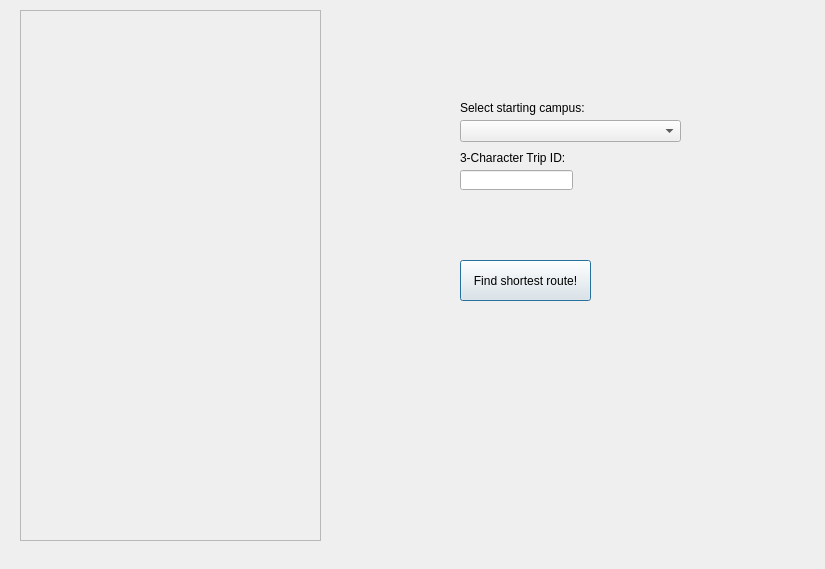
First picture: the form in tripplanner.ui, repository rizzi-trevor/Proj2TempRepo, before the edit.
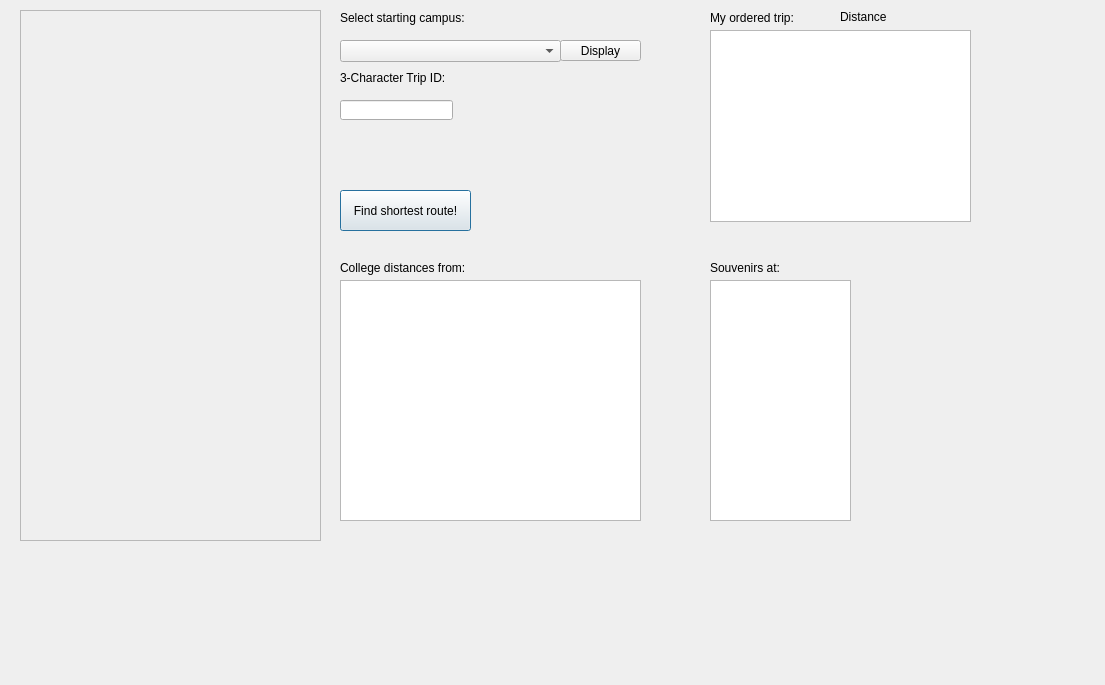
Second picture: the form after the edit.

What changed in the file:
```diff
--- a/tripplanner.ui
+++ b/tripplanner.ui
@@ -6,8 +6,8 @@
    <rect>
     <x>0</x>
     <y>0</y>
-    <width>825</width>
-    <height>569</height>
+    <width>1105</width>
+    <height>685</height>
    </rect>
   </property>
   <property name="windowTitle">
@@ -39,8 +39,8 @@
   <widget class="QPushButton" name="pushButton">
    <property name="geometry">
     <rect>
-     <x>460</x>
-     <y>260</y>
+     <x>340</x>
+     <y>190</y>
      <width>131</width>
      <height>41</height>
     </rect>
@@ -52,8 +52,8 @@
   <widget class="QLabel" name="startCampusHeader">
    <property name="geometry">
     <rect>
-     <x>460</x>
-     <y>100</y>
+     <x>340</x>
+     <y>10</y>
      <width>221</width>
      <height>16</height>
     </rect>
@@ -65,8 +65,8 @@
   <widget class="QLabel" name="warningLabel">
    <property name="geometry">
     <rect>
-     <x>460</x>
-     <y>200</y>
+     <x>340</x>
+     <y>140</y>
      <width>291</width>
      <height>16</height>
     </rect>
@@ -75,11 +75,31 @@
     <string/>
    </property>
   </widget>
+  <widget class="QTableView" name="sadView">
+   <property name="geometry">
+    <rect>
+     <x>340</x>
+     <y>280</y>
+     <width>301</width>
+     <height>241</height>
+    </rect>
+   </property>
+  </widget>
+  <widget class="QTableView" name="sadView_2">
+   <property name="geometry">
+    <rect>
+     <x>710</x>
+     <y>280</y>
+     <width>141</width>
+     <height>241</height>
+    </rect>
+   </property>
+  </widget>
   <widget class="QLineEdit" name="trip">
    <property name="geometry">
     <rect>
-     <x>460</x>
-     <y>170</y>
+     <x>340</x>
+     <y>100</y>
      <width>113</width>
      <height>20</height>
     </rect>
@@ -88,8 +108,8 @@
   <widget class="QLabel" name="label">
    <property name="geometry">
     <rect>
-     <x>460</x>
-     <y>150</y>
+     <x>340</x>
+     <y>70</y>
      <width>121</width>
      <height>16</height>
     </rect>
@@ -101,8 +121,8 @@
   <widget class="QLabel" name="tripWarning">
    <property name="geometry">
     <rect>
-     <x>460</x>
-     <y>230</y>
+     <x>340</x>
+     <y>160</y>
      <width>301</width>
      <height>20</height>
     </rect>
@@ -114,13 +134,101 @@
   <widget class="QComboBox" name="colName">
    <property name="geometry">
     <rect>
-     <x>460</x>
-     <y>120</y>
+     <x>340</x>
+     <y>40</y>
      <width>221</width>
      <height>22</height>
     </rect>
    </property>
   </widget>
+  <widget class="QLabel" name="collegeLabel">
+   <property name="geometry">
+    <rect>
+     <x>340</x>
+     <y>260</y>
+     <width>321</width>
+     <height>16</height>
+    </rect>
+   </property>
+   <property name="text">
+    <string>College distances from: </string>
+   </property>
+  </widget>
+  <widget class="QLabel" name="souvLabel">
+   <property name="geometry">
+    <rect>
+     <x>710</x>
+     <y>260</y>
+     <width>291</width>
+     <height>16</height>
+    </rect>
+   </property>
+   <property name="text">
+    <string>Souvenirs at: </string>
+   </property>
+  </widget>
+  <widget class="QTableView" name="window">
+   <property name="geometry">
+    <rect>
+     <x>710</x>
+     <y>30</y>
+     <width>261</width>
+     <height>192</height>
+    </rect>
+   </property>
+  </widget>
+  <widget class="QLabel" name="label_2">
+   <property name="geometry">
+    <rect>
+     <x>710</x>
+     <y>10</y>
+     <width>91</width>
+     <height>16</height>
+    </rect>
+   </property>
+   <property name="text">
+    <string>My ordered trip: </string>
+   </property>
+  </widget>
+  <widget class="QLabel" name="label_3">
+   <property name="geometry">
+    <rect>
+     <x>840</x>
+     <y>10</y>
+     <width>47</width>
+     <height>14</height>
+    </rect>
+   </property>
+   <property name="text">
+    <string>Distance: </string>
+   </property>
+  </widget>
+  <widget class="QLabel" name="dist">
+   <property name="geometry">
+    <rect>
+     <x>900</x>
+     <y>10</y>
+     <width>47</width>
+     <height>14</height>
+    </rect>
+   </property>
+   <property name="text">
+    <string/>
+   </property>
+  </widget>
+  <widget class="QPushButton" name="display">
+   <property name="geometry">
+    <rect>
+     <x>560</x>
+     <y>40</y>
+     <width>81</width>
+     <height>21</height>
+    </rect>
+   </property>
+   <property name="text">
+    <string>Display</string>
+   </property>
+  </widget>
  </widget>
  <resources/>
  <connections>
```
Left out of the diff: 17 changed lines with no effect on the pictures.
